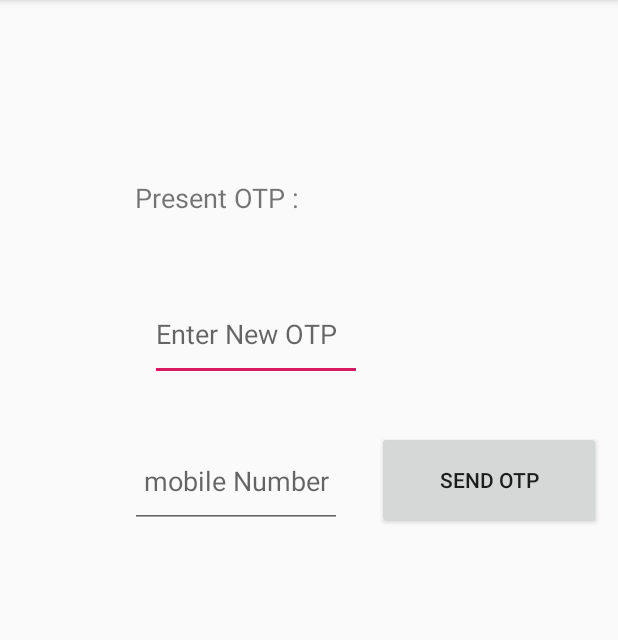
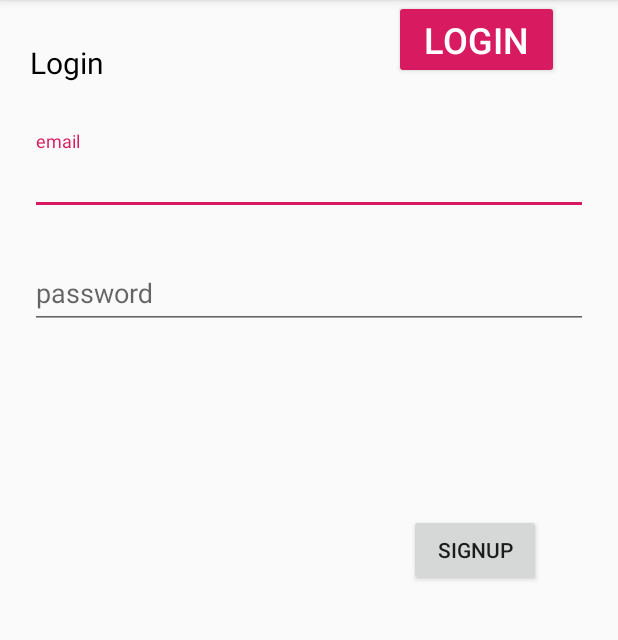
Before and after one commit to jayapalreddy540/SmartDeliveryBox, an Android app: the screen it shows after launch (MainActivity before the commit, LoginActivity after it), on a phone screen of 412 x 824 dp, the part 84-724 px from its top. Run offline under Robolectric (Android 15) with nearby library versions, the phone set to English and light mode, and no system bars; our stand-ins replace Firebase (no records; nobody signed in at launch, a user with empty details on screens opened directly); 2 statements that could not run were skipped.

Commit message:
added auth

```diff
--- /dev/null
+++ b/app/src/main/java/tk/codme/smartDeliveryBox/LoginActivity.java
@@ -0,0 +1,115 @@
+package tk.codme.smartDeliveryBox;
+
+import android.app.ProgressDialog;
+import android.content.Intent;
+import android.os.Bundle;
+import android.text.TextUtils;
+import android.view.View;
+import android.widget.Button;
+import android.widget.Toast;
+
+import com.google.android.gms.tasks.OnCompleteListener;
+import com.google.android.gms.tasks.OnSuccessListener;
+import com.google.android.gms.tasks.Task;
+import com.google.android.material.textfield.TextInputLayout;
+import com.google.firebase.auth.AuthResult;
+import com.google.firebase.auth.FirebaseAuth;
+import com.google.firebase.database.DatabaseReference;
+import com.google.firebase.database.FirebaseDatabase;
+import com.google.firebase.iid.FirebaseInstanceId;
+import com.google.firebase.iid.InstanceIdResult;
+
+import java.io.IOException;
+
+import androidx.annotation.NonNull;
+import androidx.appcompat.app.AppCompatActivity;
+
+
+public class LoginActivity extends AppCompatActivity {
+
+    private TextInputLayout mLoginEmail;
+    private TextInputLayout mLoginPassword;
+    private Button mLogin_btn,mCreate_btn;
+
+    private FirebaseAuth mAuth;
+    private DatabaseReference mUserDatabase;
+
+    private ProgressDialog mLoginProgress;
+
+    @Override
+    protected void onCreate(Bundle savedInstanceState) {
+        super.onCreate(savedInstanceState);
+        setContentView(R.layout.activity_login);
+
+        mAuth=FirebaseAuth.getInstance();
+        mLoginEmail=(TextInputLayout)findViewById(R.id.login_Email);
+        mLoginPassword=(TextInputLayout)findViewById(R.id.login_Pass);
+        mLogin_btn=(Button)findViewById(R.id.login_btn);
+        mCreate_btn=(Button)findViewById(R.id.create_btn);
+        mUserDatabase=FirebaseDatabase.getInstance().getReference().child("users");
+        mUserDatabase.keepSynced(true);
+
+        mLoginProgress=new ProgressDialog(this);
+        mLogin_btn.setOnClickListener(new View.OnClickListener() {
+            @Override
+            public void onClick(View v) {
+                String email=mLoginEmail.getEditText().getText().toString();
+                String password=mLoginPassword.getEditText().getText().toString();
+
+                if(!TextUtils.isEmpty(email)||!TextUtils.isEmpty((password))){
+                    mLoginProgress.setTitle("logging  In");
+                    mLoginProgress.setMessage("Please wait while we check your credentials");
+                    mLoginProgress.show();
+                    loginUser(email,password);
+                }
+            }
+        });
+        mCreate_btn.setOnClickListener(new View.OnClickListener() {
+            @Override
+            public void onClick(View v) {
+                Intent registerIntent = new Intent(LoginActivity.this, RegisterActivity.class);
+                startActivity(registerIntent);
+            }
+        });
+    }
+
+    private void loginUser(String email, String password) {
+        mAuth.signInWithEmailAndPassword(email,password).addOnCompleteListener(new OnCompleteListener<AuthResult>() {
+            @Override
+            public void onComplete(@NonNull Task<AuthResult> task) {
+                if (task.isSuccessful()) {
+                    mLoginProgress.dismiss();
+
+                    final String current_user_id=mAuth.getCurrentUser().getUid();
+
+                    FirebaseInstanceId.getInstance().getInstanceId().addOnCompleteListener(new OnCompleteListener<InstanceIdResult>() {
+                        @Override
+                        public void onComplete(@NonNull Task<InstanceIdResult> task) {
+                            if (!task.isSuccessful()) {
+                                return;
+                            }
+                            String token = task.getResult().getToken();
+
+
+                            mUserDatabase.child(current_user_id).child("device_token").setValue(token).addOnSuccessListener(new OnSuccessListener<Void>() {
+                                @Override
+                                public void onSuccess(Void aVoid) {
+                                    Intent mainIntent = new Intent(LoginActivity.this, MainActivity.class);
+                                    mainIntent.addFlags(Intent.FLAG_ACTIVITY_NEW_TASK | Intent.FLAG_ACTIVITY_CLEAR_TASK);
+                                    startActivity(mainIntent);
+                                    finish();
+                                }
+                            });
+
+                        }
+                    });
+                }
+                else {
+                    mLoginProgress.hide();
+                    Toast.makeText(LoginActivity.this, "Login Failed!! Please check login credentials",
+                            Toast.LENGTH_SHORT).show();
+                }
+            }
+        });
+    }
+}
--- a/app/src/main/java/tk/codme/smartDeliveryBox/MainActivity.java
+++ b/app/src/main/java/tk/codme/smartDeliveryBox/MainActivity.java
@@ -7,10 +7,15 @@ import androidx.core.app.ActivityCompat;
 import androidx.core.content.ContextCompat;
 
 import android.Manifest;
+import android.app.ProgressDialog;
+import android.content.Intent;
 import android.content.pm.PackageManager;
 import android.os.Bundle;
 import android.telephony.SmsManager;
 import android.text.Editable;
+import android.util.Log;
+import android.view.Menu;
+import android.view.MenuItem;
 import android.view.View;
 import android.widget.Button;
 import android.widget.EditText;
@@ -19,10 +24,13 @@ import android.widget.Toast;
 
 import com.google.android.gms.tasks.OnSuccessListener;
 import com.google.firebase.FirebaseApp;
+import com.google.firebase.auth.FirebaseAuth;
+import com.google.firebase.auth.FirebaseUser;
 import com.google.firebase.database.DataSnapshot;
 import com.google.firebase.database.DatabaseError;
 import com.google.firebase.database.DatabaseReference;
 import com.google.firebase.database.FirebaseDatabase;
+import com.google.firebase.database.ServerValue;
 import com.google.firebase.database.ValueEventListener;
 
 import java.util.HashMap;
@@ -42,6 +50,12 @@ public class MainActivity extends AppCompatActivity {
     private EditText textOTP;
     private DatabaseReference mRef;
 
+    private FirebaseAuth mAuth;
+    private DatabaseReference mUserRef;
+    private FirebaseUser currentUser;
+    private ProgressDialog mSignoutProgress;
+
+
 
     @Override
     protected void onCreate(Bundle savedInstanceState) {
@@ -52,14 +66,27 @@ public class MainActivity extends AppCompatActivity {
         textOTP = (EditText) findViewById(R.id.textOTP);
 
         txtphoneNo = (EditText) findViewById(R.id.editText);
+        mAuth = FirebaseAuth.getInstance();
+        mRef= FirebaseDatabase.getInstance().getReference();
+        if(mAuth.getCurrentUser()!=null) {
+            mUserRef = FirebaseDatabase.getInstance().getReference().child("users").child(mAuth.getCurrentUser().getUid());
+            mUserRef.keepSynced(true);
+        }
+        else
+        {
+            Intent startIntent=new Intent(MainActivity.this,LoginActivity.class);
+            startActivity(startIntent);
+            finish();
+        }
 
-        mRef= FirebaseDatabase.getInstance().getReference();
+        mSignoutProgress=new ProgressDialog(this);
+        Log.d("uid   :  ",mUserRef.toString());
 
-        mRef.addValueEventListener(new ValueEventListener() {
+        mUserRef.addValueEventListener(new ValueEventListener() {
             @Override
             public void onDataChange(@NonNull DataSnapshot dataSnapshot) {
                 try {
-                    String txtOtp = dataSnapshot.child("number").getValue().toString();
+                    String txtOtp = dataSnapshot.child("otp").getValue().toString();
                     showOTP.setText("Present OTP : "+txtOtp);
                 }
                 catch(Exception e){
@@ -72,12 +99,14 @@ public class MainActivity extends AppCompatActivity {
 
             }
         });
+
+
         sendOTP.setOnClickListener(new View.OnClickListener() {
             @Override
             public void onClick(View v) {
                 final int OTP=Integer.parseInt(textOTP.getText().toString());
 
-                mRef.child("number").setValue(OTP).addOnSuccessListener(new OnSuccessListener<Void>() {
+                mUserRef.child("otp").setValue(OTP).addOnSuccessListener(new OnSuccessListener<Void>() {
                     @Override
                     public void onSuccess(Void aVoid) {
                         phoneNo=txtphoneNo.getText().toString();
@@ -95,7 +124,75 @@ public class MainActivity extends AppCompatActivity {
 
             }
         });
+
+
+
     }
+
+    @Override
+    public void onStart() {
+        super.onStart();
+        // Check if user is signed in (non-null) and update UI accordingly.
+
+        if(mAuth.getCurrentUser()==null){
+            sendToStart();
+        }
+        else {
+            mUserRef.child("online").setValue("online");
+        }
+    }
+
+    @Override
+    protected void onStop() {
+        super.onStop();
+        currentUser=mAuth.getCurrentUser();
+        if(currentUser!=null){
+            mUserRef.child("online").setValue(ServerValue.TIMESTAMP);
+        }
+
+    }
+
+    private void sendToStart() {
+        mSignoutProgress.dismiss();
+        Intent startIntent=new Intent(MainActivity.this,LoginActivity.class);
+        startActivity(startIntent);
+        finish();
+    }
+
+    @Override
+    public boolean onCreateOptionsMenu(Menu menu) {
+        super.onCreateOptionsMenu(menu);
+        getMenuInflater().inflate(R.menu.main_menu,menu);
+
+        return true;
+    }
+
+    @Override
+    public boolean onOptionsItemSelected(MenuItem item) {
+        super.onOptionsItemSelected(item);
+        if(item.getItemId()==R.id.main_logout_btn){
+
+            mUserRef.child("online").setValue(ServerValue.TIMESTAMP);
+
+            mSignoutProgress.setTitle("Logout");
+            mSignoutProgress.setMessage("Logging out...");
+            mSignoutProgress.setCanceledOnTouchOutside(false);
+            mSignoutProgress.show();
+            FirebaseAuth.getInstance().signOut();
+            sendToStart();
+        }
+
+        if(item.getItemId()==R.id.main_settings_btn) {
+            Intent settingsIntent = new Intent(MainActivity.this, SettingsActivity.class);
+            startActivity(settingsIntent);
+        }
+        if(item.getItemId()==R.id.main_about_btn){
+            Intent usersIntent=new Intent(MainActivity.this,AboutActivity.class);
+            startActivity(usersIntent);
+        }
+        return true;
+    }
+
 
     protected void sendSMSMessage(int OTP) {
         message = "Smart Delivery Box \n\n Your OTP : "+OTP;
--- /dev/null
+++ b/app/src/main/res/layout/activity_login.xml
@@ -0,0 +1,107 @@
+<?xml version="1.0" encoding="utf-8"?>
+<androidx.constraintlayout.widget.ConstraintLayout xmlns:android="http://schemas.android.com/apk/res/android"
+    xmlns:app="http://schemas.android.com/apk/res-auto"
+    xmlns:tools="http://schemas.android.com/tools"
+    android:layout_width="match_parent"
+    android:layout_height="match_parent"
+    tools:context=".LoginActivity">
+
+
+    <com.google.android.material.textfield.TextInputLayout
+        android:id="@+id/login_Email"
+        android:layout_width="match_parent"
+        android:layout_height="wrap_content"
+        android:layout_alignParentStart="true"
+        android:layout_alignParentTop="true"
+        android:layout_marginStart="20dp"
+        android:layout_marginTop="32dp"
+        android:layout_marginEnd="20dp"
+        app:layout_constraintEnd_toEndOf="parent"
+        app:layout_constraintHorizontal_bias="0.0"
+        app:layout_constraintStart_toStartOf="parent"
+        app:layout_constraintTop_toBottomOf="@+id/textView">
+
+        <com.google.android.material.textfield.TextInputEditText
+            android:id="@+id/login_email"
+            android:layout_width="match_parent"
+            android:layout_height="wrap_content"
+            android:layout_marginStart="0dp"
+            android:layout_marginTop="20dp"
+            android:layout_marginEnd="0dp"
+            android:hint="email" />
+    </com.google.android.material.textfield.TextInputLayout>
+
+    <com.google.android.material.textfield.TextInputLayout
+        android:id="@+id/login_Pass"
+        android:layout_width="match_parent"
+        android:layout_height="107dp"
+        android:layout_alignParentStart="true"
+        android:layout_alignParentTop="true"
+        android:layout_marginStart="20dp"
+        android:layout_marginTop="20dp"
+        android:layout_marginEnd="20dp"
+        app:layout_constraintBottom_toTopOf="@+id/login_btn"
+        app:layout_constraintEnd_toEndOf="parent"
+        app:layout_constraintHorizontal_bias="0.0"
+        app:layout_constraintStart_toStartOf="parent"
+        app:layout_constraintTop_toBottomOf="@+id/login_Email"
+        app:layout_constraintVertical_bias="0.0">
+
+        <com.google.android.material.textfield.TextInputEditText
+            android:id="@+id/login_pass"
+            android:layout_width="match_parent"
+            android:layout_height="wrap_content"
+            android:layout_marginStart="0dp"
+            android:layout_marginTop="20dp"
+            android:layout_marginEnd="0dp"
+            android:hint="password" />
+    </com.google.android.material.textfield.TextInputLayout>
+
+    <Button
+        android:id="@+id/login_btn"
+        android:layout_width="wrap_content"
+        android:layout_height="wrap_content"
+
+        android:layout_marginStart="8dp"
+        android:layout_marginEnd="20dp"
+        android:backgroundTint="@color/colorAccent"
+        android:paddingLeft="20dp"
+        android:paddingRight="20dp"
+        android:text="login"
+        android:textColor="@android:color/white"
+        android:textSize="24sp"
+        app:layout_constraintEnd_toEndOf="parent"
+        app:layout_constraintHorizontal_bias="0.93"
+        app:layout_constraintStart_toStartOf="parent"
+        tools:layout_editor_absoluteY="432dp" />
+
+    <TextView
+        android:id="@+id/textView"
+        android:layout_width="wrap_content"
+        android:layout_height="wrap_content"
+        android:layout_marginStart="16dp"
+        android:layout_marginTop="28dp"
+        android:layout_marginEnd="8dp"
+        android:text="Login"
+        android:textColor="@android:color/black"
+        android:textSize="20sp"
+        app:layout_constraintEnd_toEndOf="parent"
+        app:layout_constraintHorizontal_bias="0.012"
+        app:layout_constraintStart_toStartOf="parent"
+        app:layout_constraintTop_toTopOf="parent" />
+
+    <Button
+        android:id="@+id/create_btn"
+        android:layout_width="wrap_content"
+        android:layout_height="wrap_content"
+        android:layout_marginStart="8dp"
+        android:layout_marginTop="8dp"
+        android:layout_marginEnd="8dp"
+        android:layout_marginBottom="96dp"
+        android:text="SIGNUP"
+        app:layout_constraintBottom_toBottomOf="parent"
+        app:layout_constraintEnd_toEndOf="parent"
+        app:layout_constraintHorizontal_bias="0.859"
+        app:layout_constraintStart_toStartOf="parent"
+        app:layout_constraintTop_toBottomOf="@+id/login_btn" />
+</androidx.constraintlayout.widget.ConstraintLayout>
--- /dev/null
+++ b/app/src/main/res/menu/main_menu.xml
@@ -0,0 +1,17 @@
+<?xml version="1.0" encoding="utf-8"?>
+<menu xmlns:app="http://schemas.android.com/apk/res-auto"
+    xmlns:android="http://schemas.android.com/apk/res/android">
+
+    <item
+        android:id="@+id/main_settings_btn"
+        android:title="Account Settings" />
+    <item
+        android:id="@+id/main_allusers_btn"
+        android:title="All Users" />
+    <item
+        android:id="@+id/main_about_btn"
+        android:title="About" />
+    <item
+        android:id="@+id/main_logout_btn"
+        android:title="logout" />
+</menu>
```
Also changed, not shown: app/build.gradle (+9 -9 lines), app/src/main/AndroidManifest.xml (+14 -7 lines), app/src/main/java/tk/codme/smartDeliveryBox/AboutActivity.java (added, +14 -0 lines), app/src/main/java/tk/codme/smartDeliveryBox/RegisterActivity.java (added, +145 -0 lines), app/src/main/java/tk/codme/smartDeliveryBox/SettingsActivity.java (added, +14 -0 lines), app/src/main/java/tk/codme/smartDeliveryBox/SmartDeliveryBox.java (added, +44 -0 lines), app/src/main/res/layout/activity_about.xml (added, +9 -0 lines), app/src/main/res/layout/activity_register.xml (added, +129 -0 lines), app/src/main/res/layout/activity_settings.xml (added, +9 -0 lines), 1 other file.
